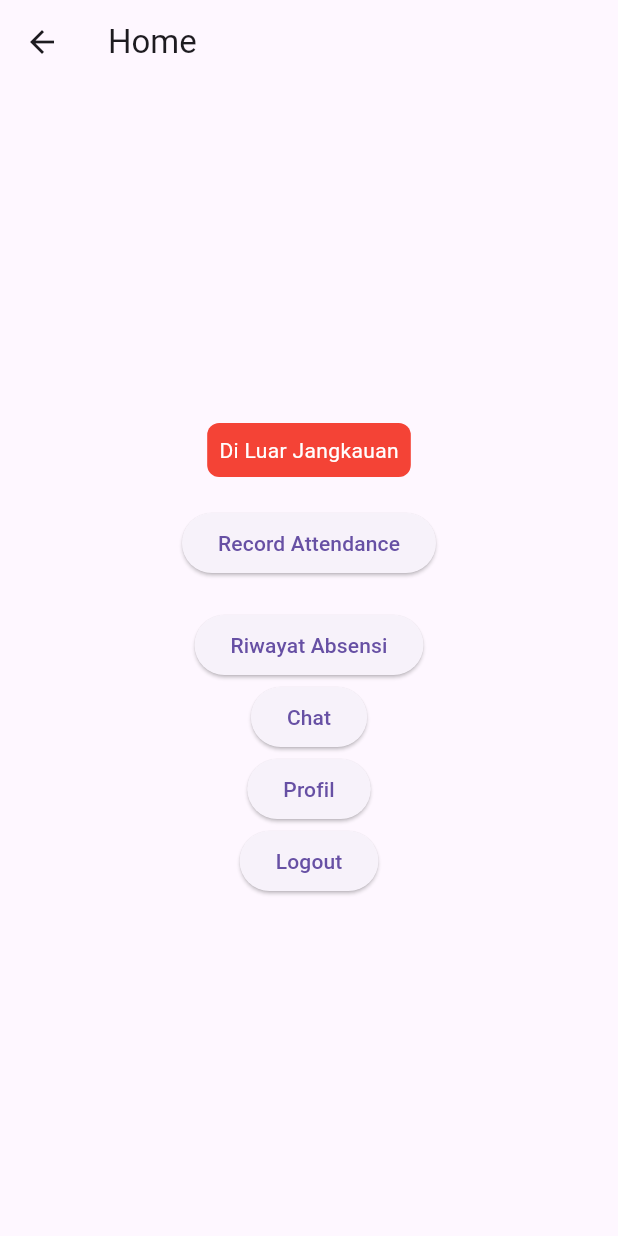
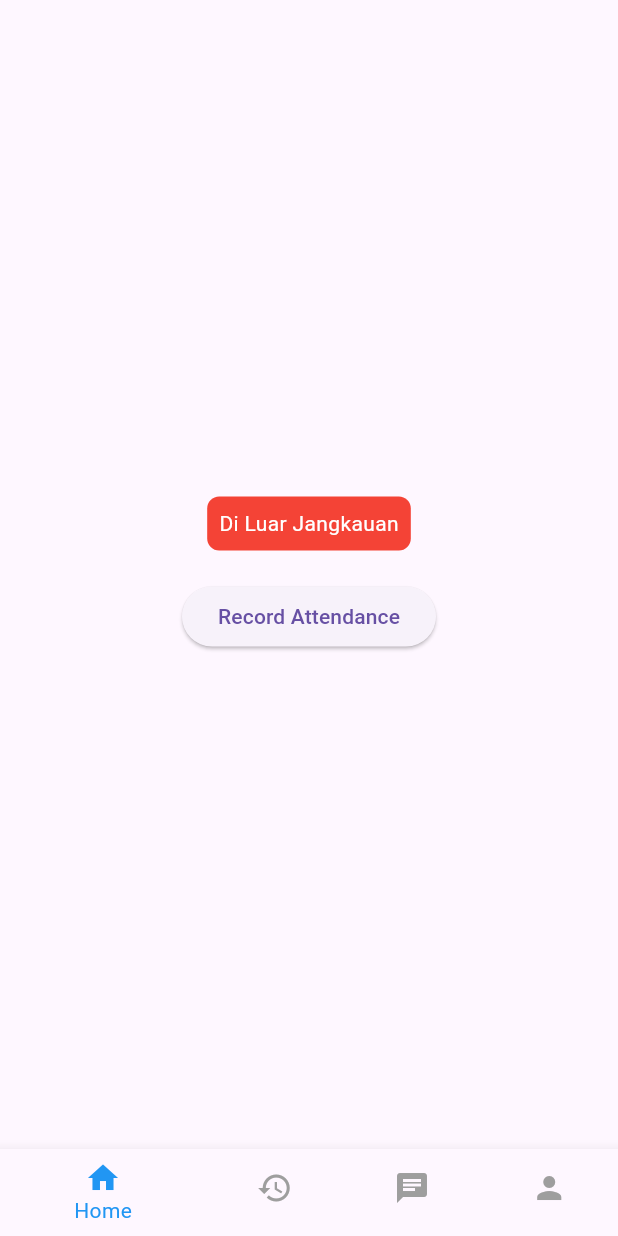
Before and after one commit to DavidDMPP/AttendanceTeacher, a Flutter app: the HomeScreen screen opened directly, on a phone screen of 412 x 824 dp. Run offline on Flutter 3.47's test engine with Material 3 defaults, Android fonts, the phone set to English and light mode, and no system bars; our stand-ins replace cloud_firestore, firebase_auth, firebase_core, geolocator; accounts and stored records are empty.

Commit message:
fungsi bisa semua , tinggal tampilan button absensi di halaman home

```diff
--- a/lib/screens/chat_screen.dart
+++ b/lib/screens/chat_screen.dart
@@ -24,9 +24,7 @@ class ChatScreenState extends State<ChatScreen> {
     final authService = Provider.of<AuthService>(context);
     final chatService = Provider.of<ChatService>(context);
 
-    return Scaffold(
-      appBar: AppBar(title: const Text('Chat')),
-      body: Column(
+    return Column(
       children: <Widget>[
         Expanded(
           child: StreamBuilder<List<Message>>(
@@ -55,8 +53,7 @@ class ChatScreenState extends State<ChatScreen> {
               Expanded(
                 child: TextField(
                   controller: _controller,
-                    decoration:
-                        const InputDecoration(hintText: 'Ketik pesan...'),
+                  decoration: const InputDecoration(hintText: 'Ketik pesan...'),
                   onChanged: (value) => _message = value,
                 ),
               ),
@@ -75,8 +72,8 @@ class ChatScreenState extends State<ChatScreen> {
                           'Attempt to send message without being logged in');
                       ScaffoldMessenger.of(context).showSnackBar(
                         const SnackBar(
-                              content: Text(
-                                  'Anda harus login untuk mengirim pesan')),
+                            content:
+                                Text('Anda harus login untuk mengirim pesan')),
                       );
                     }
                   }
@@ -86,7 +83,6 @@ class ChatScreenState extends State<ChatScreen> {
           ),
         ),
       ],
-      ),
     );
   }
 
--- a/lib/screens/home_screen.dart
+++ b/lib/screens/home_screen.dart
@@ -1,51 +1,78 @@
 import 'package:flutter/material.dart';
-import 'package:provider/provider.dart';
-import '../services/auth_service.dart';
+import 'attendance_history_screen.dart';
+import 'chat_screen.dart';
+import 'profile_screen.dart';
 import '../widgets/attendance_button.dart';
 import '../widgets/location_status_indicator.dart';
 
-
-class HomeScreen extends StatelessWidget {
+class HomeScreen extends StatefulWidget {
   const HomeScreen({super.key});
 
   @override
+  State<HomeScreen> createState() => _HomeScreenState();
+}
+
+class _HomeScreenState extends State<HomeScreen> {
+  int _selectedIndex = 0;
+  static const List<Widget> _widgetOptions = <Widget>[
+    _HomeContent(),
+    AttendanceHistoryScreen(),
+    ChatScreen(),
+    ProfileScreen(),
+  ];
+
+  void _onItemTapped(int index) {
+    setState(() {
+      _selectedIndex = index;
+    });
+  }
+
+  @override
   Widget build(BuildContext context) {
-    final authService = Provider.of<AuthService>(context);
     return Scaffold(
-      appBar: AppBar(title: const Text('Home')),
       body: Center(
-        child: Column(
-          mainAxisAlignment: MainAxisAlignment.center,
-          children: [
-            const LocationStatusIndicator(),
-            const SizedBox(height: 20),
-            const AttendanceButton(),
-            const SizedBox(height: 20),
-            ElevatedButton(
-              child: const Text('Riwayat Absensi'),
-              onPressed: () =>
-                  Navigator.pushNamed(context, '/attendance_history'),
-            ),
-            ElevatedButton(
-              child: const Text('Chat'),
-              onPressed: () => Navigator.pushNamed(context, '/chat'),
-            ),
-            ElevatedButton(
-              child: const Text('Profil'),
-              onPressed: () => Navigator.pushNamed(context, '/profile'),
-            ),
-            ElevatedButton(
-              child: const Text('Logout'),
-              onPressed: () async {
-                await authService.signOut();
-                if (context.mounted) {
-                  Navigator.pushReplacementNamed(context, '/');
-                }
-              },
-            ),
-          ],
-        ),
+        child: _widgetOptions.elementAt(_selectedIndex),
+      ),
+      bottomNavigationBar: BottomNavigationBar(
+        items: const <BottomNavigationBarItem>[
+          BottomNavigationBarItem(
+            icon: Icon(Icons.home),
+            label: 'Home',
+          ),
+          BottomNavigationBarItem(
+            icon: Icon(Icons.history),
+            label: 'Riwayat',
+          ),
+          BottomNavigationBarItem(
+            icon: Icon(Icons.chat),
+            label: 'Chat',
+          ),
+          BottomNavigationBarItem(
+            icon: Icon(Icons.person),
+            label: 'Profil',
+          ),
+        ],
+        currentIndex: _selectedIndex,
+        selectedItemColor: Colors.blue,
+        unselectedItemColor: Colors.grey,
+        onTap: _onItemTapped,
       ),
     );
   }
 }
+
+class _HomeContent extends StatelessWidget {
+  const _HomeContent();
+
+  @override
+  Widget build(BuildContext context) {
+    return const Column(
+      mainAxisAlignment: MainAxisAlignment.center,
+      children: [
+        LocationStatusIndicator(),
+        SizedBox(height: 20),
+        AttendanceButton(),
+      ],
+    );
+  }
+}
```
Also changed, not shown: lib/main.dart (+9 -12 lines), lib/screens/attendance_history_screen.dart (+67 -9 lines), lib/services/chat_service.dart (+24 -41 lines). Lines whose indentation alone changed are shown as unchanged.
